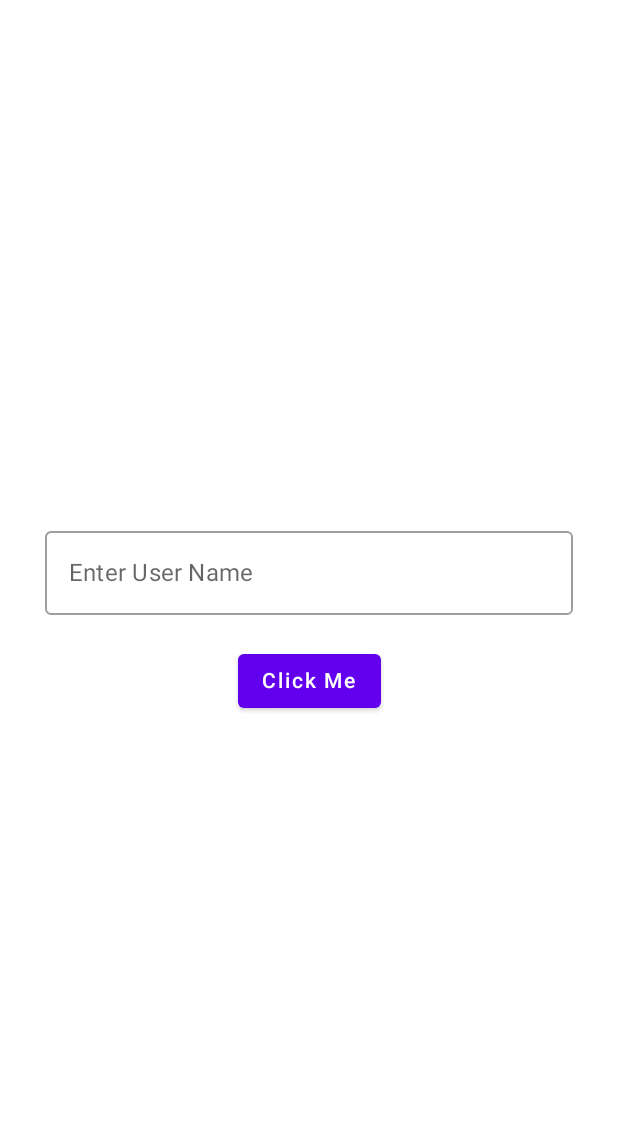
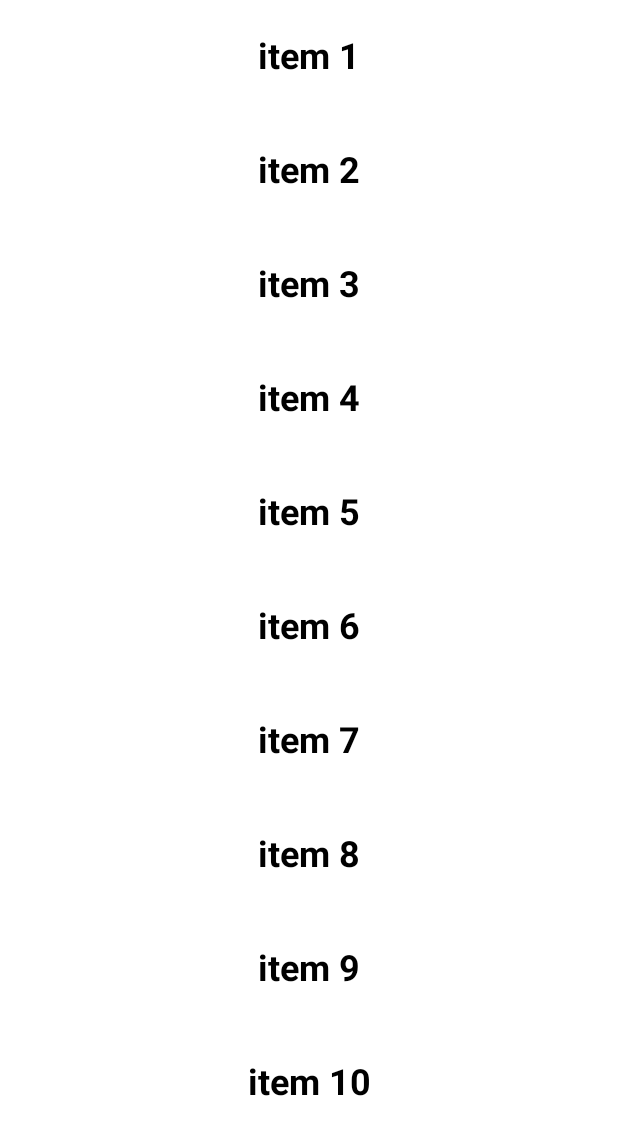
Before and after one commit to asgharhosseini/LearingCompose, an Android app built with Jetpack Compose: the screen it shows after launch (MainActivity), on a phone screen of 412 x 824 dp. Shown: the top 1135 px of the screen. Run offline under Robolectric (Android 15) with nearby library versions, the phone set to English and light mode, and no system bars.

Commit message:
add list

```diff
--- a/app/src/main/java/ir/ah/learingcompose/MainActivity.kt
+++ b/app/src/main/java/ir/ah/learingcompose/MainActivity.kt
@@ -5,6 +5,7 @@ import androidx.activity.ComponentActivity
 import androidx.activity.compose.setContent
 import androidx.compose.foundation.*
 import androidx.compose.foundation.layout.*
+import androidx.compose.foundation.lazy.*
 import androidx.compose.foundation.shape.*
 import androidx.compose.material.*
 import androidx.compose.runtime.*
@@ -15,6 +16,8 @@ import androidx.compose.ui.graphics.painter.*
 import androidx.compose.ui.layout.*
 import androidx.compose.ui.res.*
 import androidx.compose.ui.text.*
+import androidx.compose.ui.text.font.*
+import androidx.compose.ui.text.style.*
 import androidx.compose.ui.tooling.preview.Preview
 import androidx.compose.ui.unit.*
 import ir.ah.learingcompose.ui.theme.LearingComposeTheme
@@ -26,44 +29,17 @@ class MainActivity : ComponentActivity() {
     override fun onCreate(savedInstanceState: Bundle?) {
         super.onCreate(savedInstanceState)
         setContent {
-            val scaffoldState = rememberScaffoldState()
-            var textFieldState by remember {
-                mutableStateOf("")
-            }
-            val scope= rememberCoroutineScope()
+            LazyColumn {
+                itemsIndexed(
+                    listOf("1", "2", "3", "4", "5", "6", "7", "8", "9", "10")
+                ) {index, item ->
 
-            Scaffold(
-                modifier = Modifier.fillMaxSize(),
-                scaffoldState = scaffoldState
-            ) {
-                Column(
-                    horizontalAlignment = Alignment.CenterHorizontally,
-                    verticalArrangement = Arrangement.Center,
-                    modifier = Modifier
-                        .fillMaxSize()
-                        .padding(30.dp)
-                ) {
-                    OutlinedTextField(
-                        value = textFieldState,
-                        label = {
-                            Text(text = "Enter User Name")
-                        },
-                        onValueChange = {
-                            textFieldState = it
-                        },
-                        singleLine = true,
-                        modifier = Modifier.fillMaxWidth()
-                    )
-                    Spacer(modifier = Modifier.height(20.dp))
-                    Button(onClick = {
-                        scope.launch {
-                            scaffoldState.snackbarHostState.showSnackbar(" hello $textFieldState")
-
-                        }
-
-                    }){
-                        Text(text = "Click Me")
-                    }
+                    Text(
+                        text = "item $item",
+                        fontSize = 24.sp,
+                        fontWeight = FontWeight.Bold,
+                        textAlign = TextAlign.Center,
+                    modifier = Modifier.fillMaxWidth().padding(vertical = 24.dp))
                 }
             }
 
```
